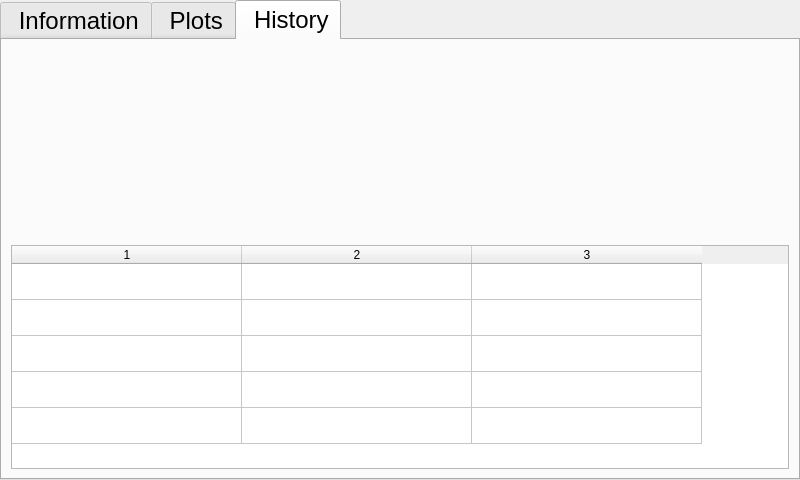
Above: gui/ble_gui.ui from LowellInstruments/ddh_new before the change. Below: the same form after it.
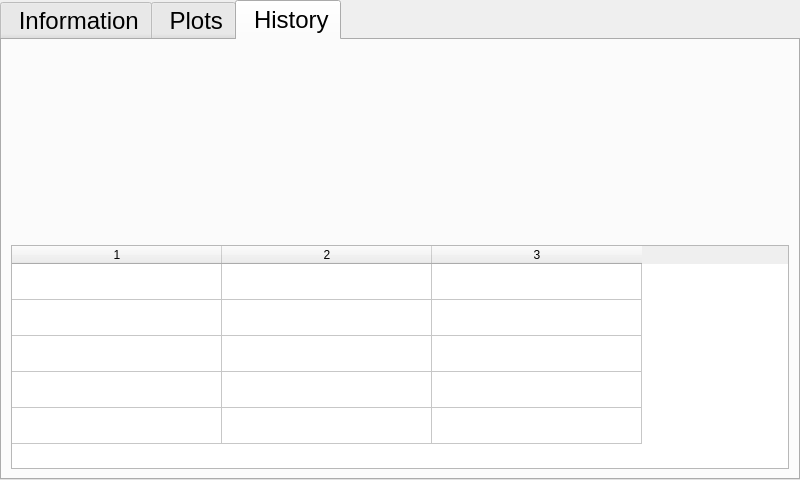
That is the form after the change. Icons and pictures are not drawn.

Commit message: wider listview

Diff of the .ui file:
```diff
--- a/gui/ble_gui.ui
+++ b/gui/ble_gui.ui
@@ -772,7 +772,7 @@
            <number>3</number>
           </property>
           <attribute name="horizontalHeaderDefaultSectionSize">
-           <number>230</number>
+           <number>210</number>
           </attribute>
           <attribute name="horizontalHeaderHighlightSections">
            <bool>false</bool>
```
Left out of the diff: 2 changed lines with no effect on the pictures. The commit also changes 1 other file.
